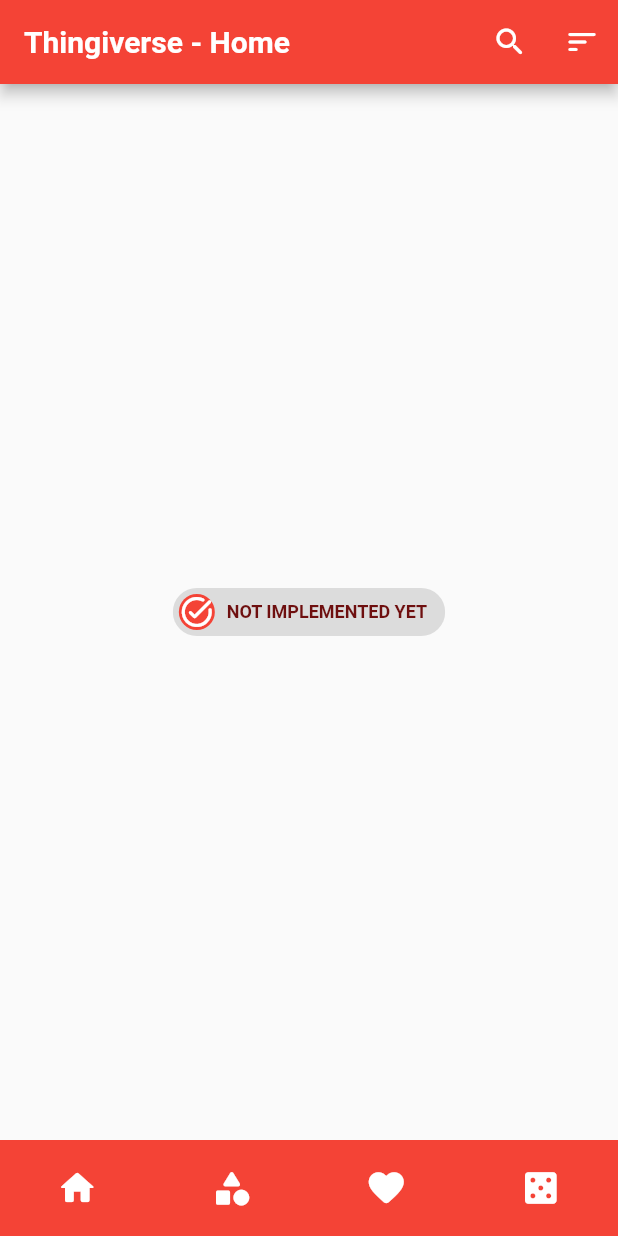
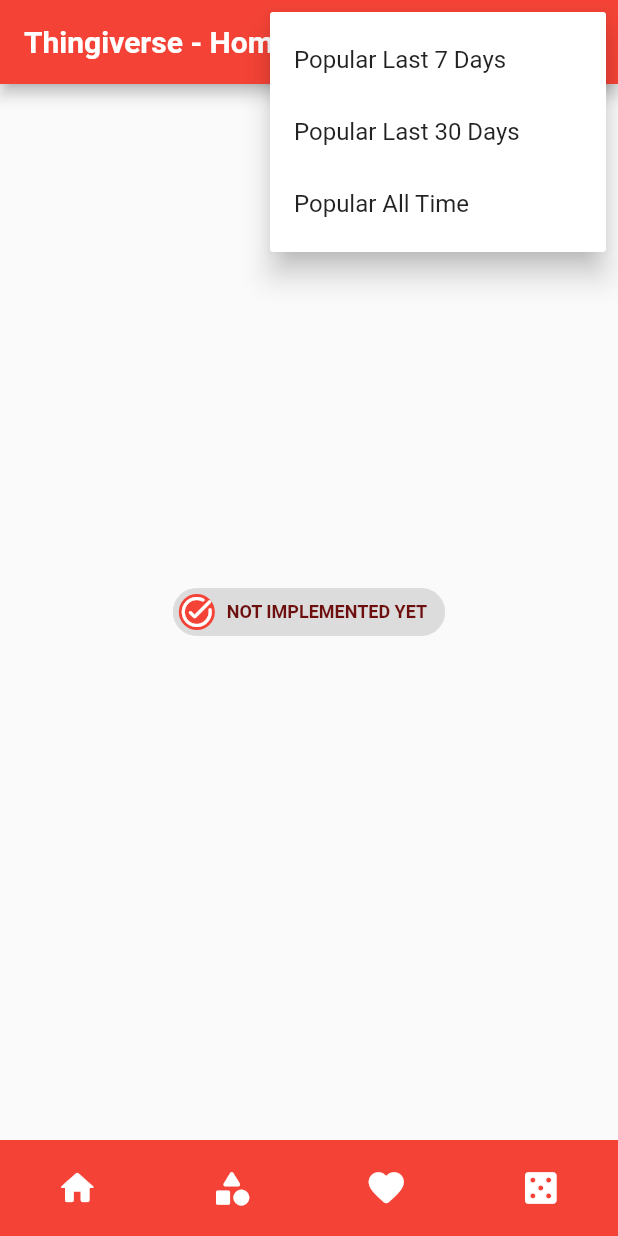
Before and after one commit to Home1esscat/project_i, a Flutter app: the screen it shows after launch, item 2 of the bottom bar chosen, after a tap on the "home" icon, after a tap on the "sort" icon, on a phone screen of 412 x 824 dp. Run offline on Flutter 3.47's test engine with Material 2 defaults, Android fonts, the phone set to English and light mode, and no system bars.

Commit message:
little changes

```diff
--- a/lib/main.dart
+++ b/lib/main.dart
@@ -1,99 +1,6 @@
 import 'package:flutter/material.dart';
-import 'package:project_i/bloc_components/screen_bloc.dart';
-import 'package:project_i/screens/home.dart';
+import 'package:project_i/root_screen.dart';
 
 void main() {
-  runApp(const RootApp());
+  runApp(const RootScreen());
 }
-
-class RootApp extends StatelessWidget {
-  const RootApp({Key? key}) : super(key: key);
-
-  @override
-  Widget build(BuildContext context) {
-    return MaterialApp(
-        //showPerformanceOverlay: true,
-        debugShowCheckedModeBanner: false,
-        theme: ThemeData(
-            appBarTheme: const AppBarTheme(backgroundColor: Colors.red)),
-        home: Scaffold(body: _MainContainer()));
-  }
-}
-
-class _MainContainer extends StatefulWidget {
-  @override
-  State<_MainContainer> createState() => _MainContainerState();
-}
-
-class _MainContainerState extends State<_MainContainer> {
-  final ScreenBloc _bloc = ScreenBloc();
-
-  @override
-  Widget build(BuildContext context) {
-    return StreamBuilder<Widget>(
-      stream: _bloc.outputStateStream,
-      initialData: const Home(),
-      builder: (context, snapshot) {
-        return Column(
-          children: [
-            Expanded(child: snapshot.data!),
-            _getNavigationButtons(snapshot.data!.toString()),
-          ],
-        );
-      },
-    );
-  }
-
-  Widget _getNavigationButtons(String index) {
-    const activeColor = Color.fromARGB(255, 110, 15, 15);
-    return Container(
-      color: Colors.red,
-      child: Row(
-        mainAxisAlignment: MainAxisAlignment.spaceAround,
-        children: [
-          IconButton(
-            splashRadius: 120,
-            padding: const EdgeInsets.all(18),
-            iconSize: 28,
-            onPressed: () => _bloc.inputEventSink.add(ScreenEvent.event_home),
-            icon: const Icon(Icons.home_rounded),
-            color: (index == 'Home') ? activeColor : Colors.white,
-          ),
-          IconButton(
-            splashRadius: 120,
-            padding: const EdgeInsets.all(18),
-            iconSize: 28,
-            onPressed: () =>
-                _bloc.inputEventSink.add(ScreenEvent.event_categories),
-            icon: const Icon(Icons.category_rounded),
-            color: (index == 'Categories') ? activeColor : Colors.white,
-          ),
-          IconButton(
-            splashRadius: 120,
-            padding: const EdgeInsets.all(18),
-            iconSize: 28,
-            onPressed: () =>
-                _bloc.inputEventSink.add(ScreenEvent.event_favorite),
-            icon: const Icon(Icons.favorite_rounded),
-            color: (index == 'Favorite') ? activeColor : Colors.white,
-          ),
-          IconButton(
-            splashRadius: 120,
-            padding: const EdgeInsets.all(18),
-            iconSize: 28,
-            onPressed: () =>
-                _bloc.inputEventSink.add(ScreenEvent.event_profile),
-            icon: const Icon(Icons.casino_rounded),
-            color: (index == 'RandomScreen') ? activeColor : Colors.white,
-          )
-        ],
-      ),
-    );
-  }
-
-  @override
-  void dispose() {
-    _bloc.dispose();
-    super.dispose();
-  }
-}
--- /dev/null
+++ b/lib/root_screen.dart
@@ -0,0 +1,99 @@
+import 'package:flutter/material.dart';
+import 'package:project_i/screens/home.dart';
+
+import 'bloc_components/screen_bloc.dart';
+
+class RootScreen extends StatelessWidget {
+  const RootScreen({Key? key}) : super(key: key);
+
+  @override
+  Widget build(BuildContext context) {
+    return MaterialApp(
+      //showPerformanceOverlay: true,
+      debugShowCheckedModeBanner: false,
+      theme: ThemeData(
+          appBarTheme: const AppBarTheme(backgroundColor: Colors.red)),
+      home: Scaffold(
+        body: _MainContainer(),
+      ),
+    );
+  }
+}
+
+class _MainContainer extends StatefulWidget {
+  @override
+  State<_MainContainer> createState() => _MainContainerState();
+}
+
+class _MainContainerState extends State<_MainContainer> {
+  final ScreenBloc _bloc = ScreenBloc();
+
+  @override
+  Widget build(BuildContext context) {
+    return StreamBuilder<Widget>(
+      stream: _bloc.outputStateStream,
+      initialData: const Home(),
+      builder: (context, snapshot) {
+        return Column(
+          children: [
+            Expanded(child: snapshot.data!),
+            _getNavigationButtons(snapshot.data!.toString()),
+          ],
+        );
+      },
+    );
+  }
+
+  Widget _getNavigationButtons(String index) {
+    const activeColor = Color.fromARGB(255, 110, 15, 15);
+    return Container(
+      color: Colors.red,
+      child: Row(
+        mainAxisAlignment: MainAxisAlignment.spaceAround,
+        children: [
+          IconButton(
+            splashRadius: 120,
+            padding: const EdgeInsets.all(18),
+            iconSize: 28,
+            onPressed: () => _bloc.inputEventSink.add(ScreenEvent.event_home),
+            icon: const Icon(Icons.home_rounded),
+            color: (index == 'Home') ? activeColor : Colors.white,
+          ),
+          IconButton(
+            splashRadius: 120,
+            padding: const EdgeInsets.all(18),
+            iconSize: 28,
+            onPressed: () =>
+                _bloc.inputEventSink.add(ScreenEvent.event_categories),
+            icon: const Icon(Icons.category_rounded),
+            color: (index == 'Categories') ? activeColor : Colors.white,
+          ),
+          IconButton(
+            splashRadius: 120,
+            padding: const EdgeInsets.all(18),
+            iconSize: 28,
+            onPressed: () =>
+                _bloc.inputEventSink.add(ScreenEvent.event_favorite),
+            icon: const Icon(Icons.favorite_rounded),
+            color: (index == 'Favorite') ? activeColor : Colors.white,
+          ),
+          IconButton(
+            splashRadius: 120,
+            padding: const EdgeInsets.all(18),
+            iconSize: 28,
+            onPressed: () =>
+                _bloc.inputEventSink.add(ScreenEvent.event_profile),
+            icon: const Icon(Icons.casino_rounded),
+            color: (index == 'RandomScreen') ? activeColor : Colors.white,
+          )
+        ],
+      ),
+    );
+  }
+
+  @override
+  void dispose() {
+    _bloc.dispose();
+    super.dispose();
+  }
+}
--- a/lib/screens/categories.dart
+++ b/lib/screens/categories.dart
@@ -1,4 +1,6 @@
 import 'package:flutter/material.dart';
+
+import '../widgets/not_implemented_chip.dart';
 
 class Categories extends StatelessWidget {
   const Categories({Key? key}) : super(key: key);
@@ -14,7 +16,9 @@ class Categories extends StatelessWidget {
         title: const Text("Thingiverse - Categories",
             style: TextStyle(fontWeight: FontWeight.bold)),
       ),
-      body: Container(color: Colors.white),
+      body: const Center(
+        child: NotImplementedChip(),
+      ),
     );
   }
 }
--- a/lib/screens/home.dart
+++ b/lib/screens/home.dart
@@ -13,9 +13,28 @@ class Home extends StatelessWidget {
             onPressed: () => {},
             icon: const Icon(Icons.search_rounded),
           ),
-          IconButton(
-            onPressed: () => {},
+          PopupMenuButton(
             icon: const Icon(Icons.sort_rounded),
+            itemBuilder: (context) => [
+              const PopupMenuItem(
+                value: 1,
+                child: Text(
+                  "Popular Last 7 Days",
+                ),
+              ),
+              const PopupMenuItem(
+                value: 1,
+                child: Text(
+                  "Popular Last 30 Days",
+                ),
+              ),
+              const PopupMenuItem(
+                value: 1,
+                child: Text(
+                  "Popular All Time",
+                ),
+              ),
+            ],
           ),
         ],
         title: const Text("Thingiverse - Home",
```
